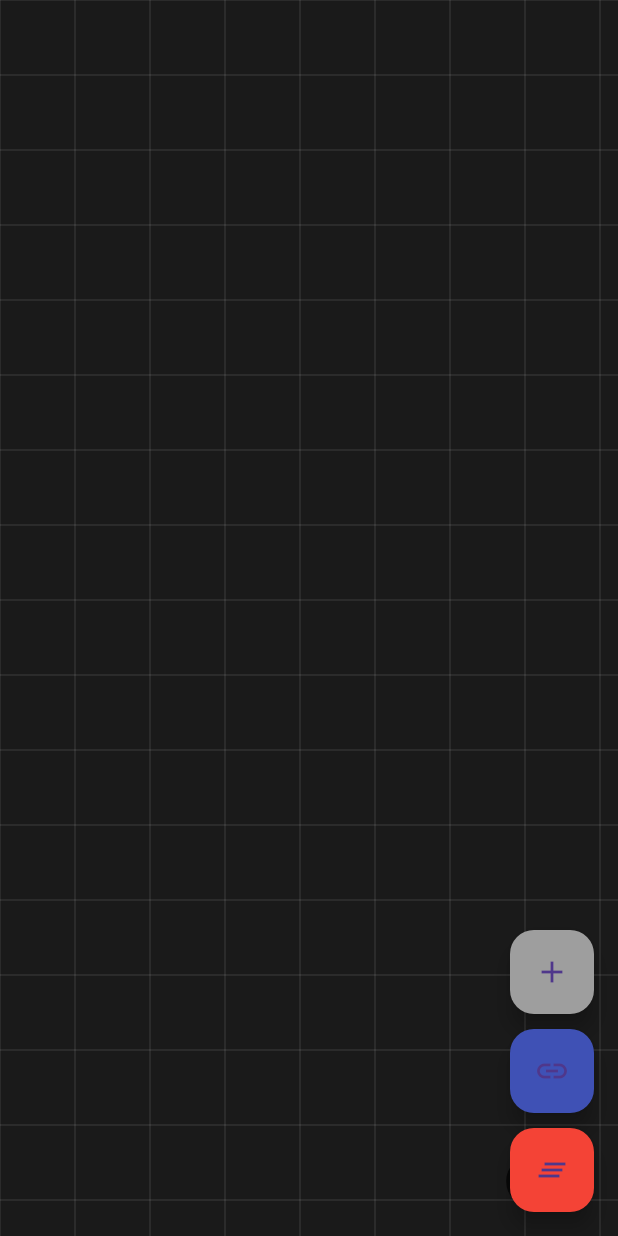
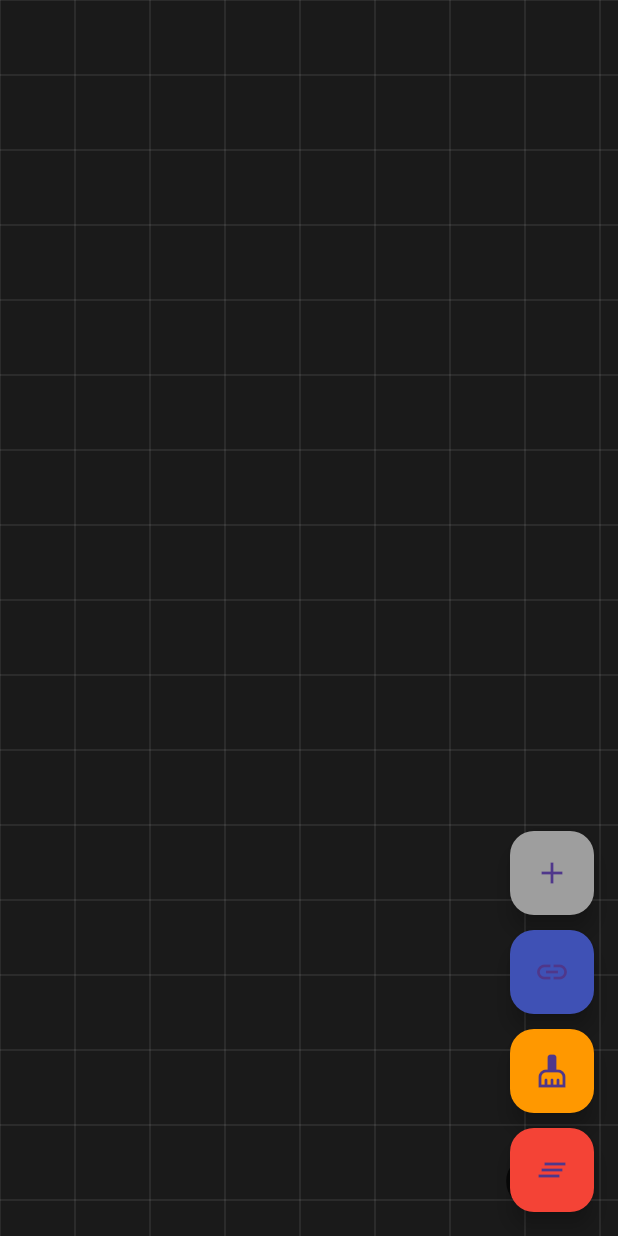
Before and after one commit to Telomelonia/graph_todo, a Flutter app: the screen it shows after launch, on a phone screen of 412 x 824 dp. Run offline on Flutter 3.47's test engine with Material 3 defaults, Android fonts, the phone set to English and light mode, and no system bars.

Commit message:
feat: add the eraser

```diff
--- a/lib/main.dart
+++ b/lib/main.dart
@@ -65,6 +65,19 @@ class HomePage extends StatelessWidget {
                   provider.isConnectMode
                       ? Icons.close
                       : Icons.link,
+                ),
+              ),
+              const SizedBox(height: 10),
+              FloatingActionButton(
+                heroTag: "eraser",
+                onPressed: provider.toggleEraserMode,
+                backgroundColor: provider.isEraserMode
+                    ? Colors.red
+                    : Colors.orange,
+                child: Icon(
+                  provider.isEraserMode
+                      ? Icons.close
+                      : Icons.cleaning_services,
                 ),
               ),
               const SizedBox(height: 10),
@@ -258,6 +271,27 @@ class _CanvasWidgetState extends State<CanvasWidget> {
                     ),
                   ),
 
+                // Eraser mode indicator
+                if (provider.isEraserMode)
+                  Positioned(
+                    top: 100,
+                    left: 20,
+                    child: Container(
+                      padding: const EdgeInsets.all(16),
+                      decoration: BoxDecoration(
+                        color: Colors.red.withValues(alpha: 0.9),
+                        borderRadius: BorderRadius.circular(8),
+                      ),
+                      child: const Text(
+                        'Click any node to delete it',
+                        style: TextStyle(
+                          color: Colors.white,
+                          fontWeight: FontWeight.bold,
+                        ),
+                      ),
+                    ),
+                  ),
+
                 // Zoom level indicator
                 Positioned(
                   bottom: 20,
@@ -278,6 +312,7 @@ class _CanvasWidgetState extends State<CanvasWidget> {
                     ),
                   ),
                 ),
+
               ],
             ),
           ),
```
Also changed, not shown: lib/providers/canvas_provider.dart (+20 -0 lines), lib/widgets/todo_node_widget.dart (+11 -2 lines).
